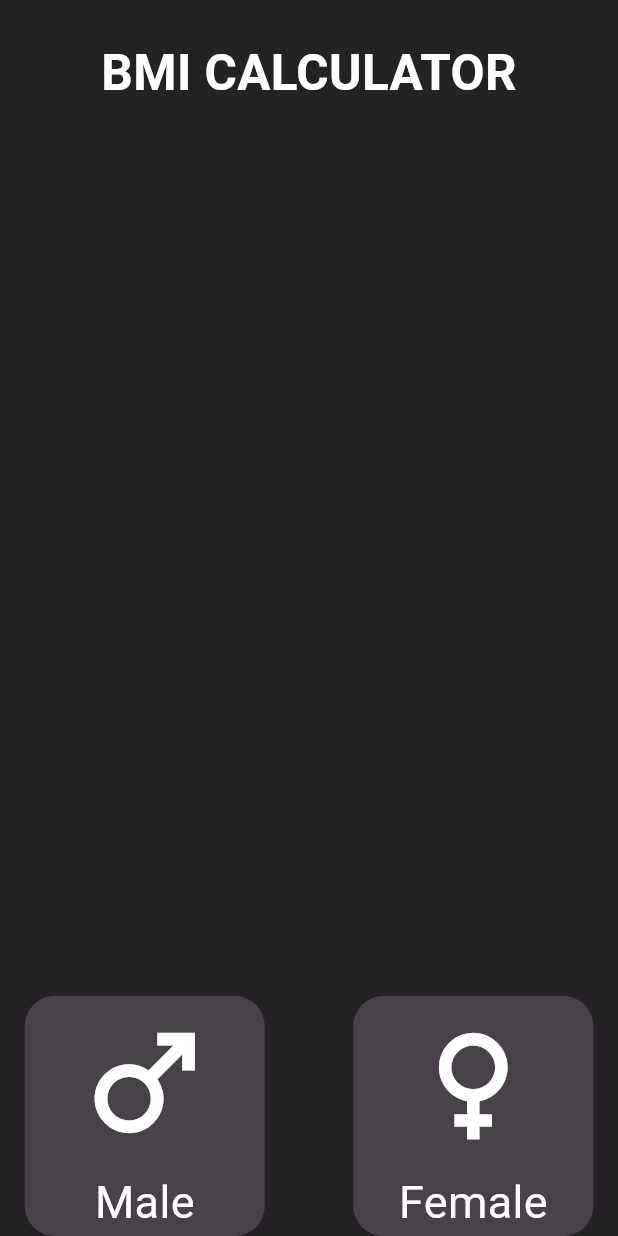
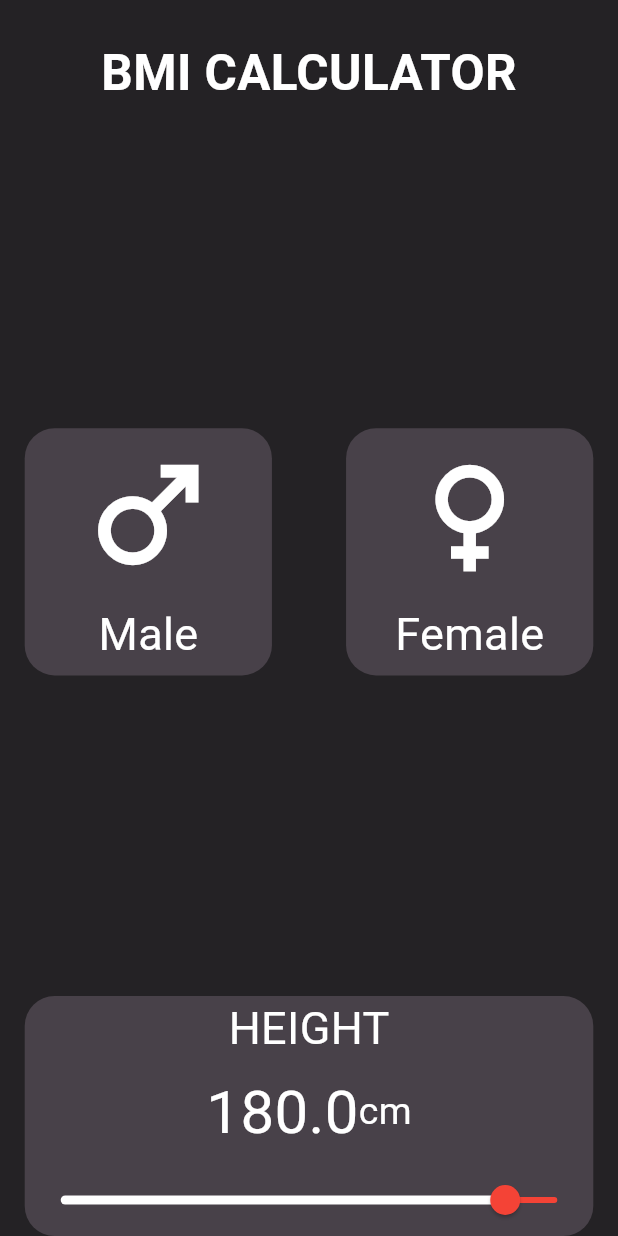
Before and after one commit to mukeshsheoran883/bmi_calculation, a Flutter app: the screen it shows after launch, on a phone screen of 412 x 824 dp. Run offline on Flutter 3.47's test engine with Material 2 defaults, Android fonts, the phone set to English and light mode, and no system bars.

Commit message:
Container and Slider commit

```diff
--- a/lib/screen/calculation_screen.dart
+++ b/lib/screen/calculation_screen.dart
@@ -8,6 +8,7 @@ class CalculationScreen extends StatefulWidget {
 }
 
 class _CalculationScreenState extends State<CalculationScreen> {
+  double _currentSliderValue = 180;
   @override
   Widget build(BuildContext context) {
     return Scaffold(
@@ -35,8 +36,8 @@ class _CalculationScreenState extends State<CalculationScreen> {
                   mainAxisAlignment: MainAxisAlignment.spaceBetween,
                   children: [
                     Container(
-                      height: 160,
-                      width: 160,
+                      height: MediaQuery.of(context).size.height * 0.2,
+                      width: MediaQuery.of(context).size.width * 0.4,
                       decoration: BoxDecoration(
                         color: const Color(0xFF484149),
                         borderRadius: BorderRadius.circular(20),
@@ -59,8 +60,8 @@ class _CalculationScreenState extends State<CalculationScreen> {
                       ),
                     ),
                     Container(
-                      height: 160,
-                      width: 160,
+                      height: MediaQuery.of(context).size.height * 0.2,
+                      width: MediaQuery.of(context).size.width * 0.4,
                       decoration: BoxDecoration(
                         color: const Color(0xFF484149),
                         borderRadius: BorderRadius.circular(20),
@@ -84,6 +85,52 @@ class _CalculationScreenState extends State<CalculationScreen> {
                     ),
                   ],
                 ),
+                Container(
+                  height: 160,
+                  width: 400,
+                  decoration: BoxDecoration(
+                    color: const Color(0xFF484149),
+                    borderRadius: BorderRadius.circular(20),
+                  ),
+                  child: Column(
+                    mainAxisAlignment: MainAxisAlignment.spaceBetween,
+                    children: [
+                      const Text(
+                        "HEIGHT",
+                        style: TextStyle(color: Colors.white, fontSize: 30),
+                      ),
+                      Row(
+                        mainAxisAlignment: MainAxisAlignment.center,
+                        children: [
+                          Text(
+                            _currentSliderValue.toString(),
+                            style: const TextStyle(
+                                color: Colors.white, fontSize: 40),
+                          ),
+                          const Text(
+                            "cm",
+                            style: TextStyle(color: Colors.white, fontSize: 25),
+                          ),
+                        ],
+                      ),
+                      Slider(
+                        activeColor: Colors.white,
+                        thumbColor: Colors.red,
+                        inactiveColor: Colors.red,
+                        mouseCursor: MaterialStateMouseCursor.clickable,
+                        value: _currentSliderValue,
+                        max: 200,
+                        divisions: 1000,
+                        label: _currentSliderValue.round().toString(),
+                        onChanged: (double value) {
+                          setState(() {
+                            _currentSliderValue = value;
+                          });
+                        },
+                      ),
+                    ],
+                  ),
+                ),
               ],
             ),
           ),
```
